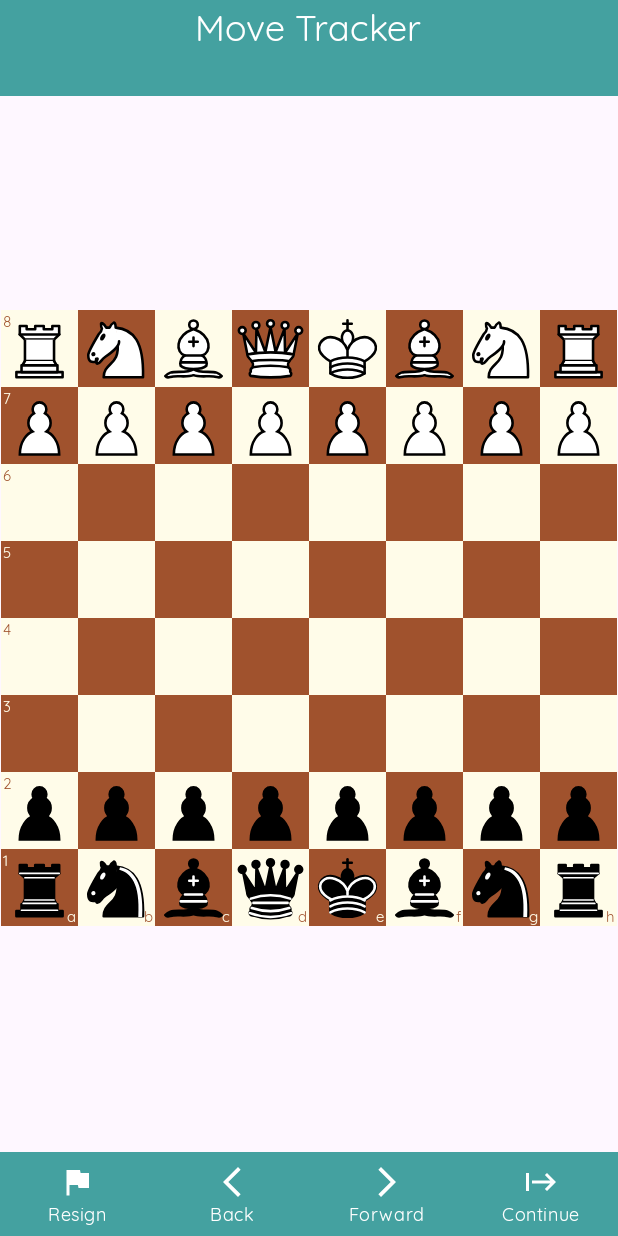
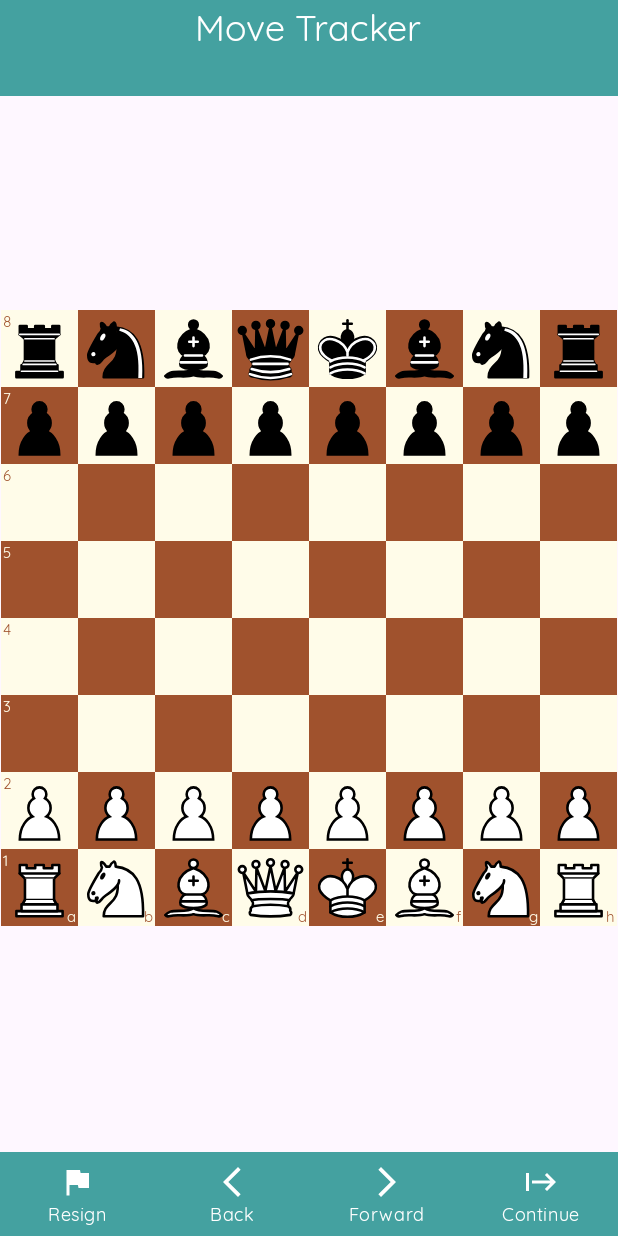
Before and after one commit to jarobeteg/ChessMate, an Android app: the BitboardActivity screen opened directly, with no data from a screen before it, after a tap on an icon or button, on a phone screen of 412 x 824 dp. Run offline under Robolectric (Android 15) with nearby library versions, the phone set to English and light mode, and no system bars.

Commit message:
bitboards have correct ui and square relation now. data is stored about the square in BitSquare. For now it's position and piece type is being stored. Position is stored in Long but there is a notation method which converts it to more readable position of the piece

```diff
--- a/app/src/main/java/com/example/chessmate/ui/activity/BitboardActivity.kt
+++ b/app/src/main/java/com/example/chessmate/ui/activity/BitboardActivity.kt
@@ -15,11 +15,13 @@ import com.example.chessmate.util.chess.bitboard.BitPiece
 import com.example.chessmate.util.chess.bitboard.Bitboard
 import com.example.chessmate.util.chess.bitboard.BitboardListener
 import com.example.chessmate.util.chess.bitboard.BitboardManager
+import com.example.chessmate.util.chess.bitboard.BitboardUIMapper
 import com.google.android.material.bottomnavigation.BottomNavigationView
 
 class BitboardActivity : AbsThemeActivity(), BitboardListener {
     private lateinit var chessboardLayout: GridLayout
     private lateinit var gameManager: BitboardManager
+    private lateinit var uiMapper: BitboardUIMapper
     private lateinit var uiSquares: Array<Array<FrameLayout>>
     private lateinit var turnNumber: TextView
     private lateinit var whiteLastMove: TextView
@@ -39,11 +41,7 @@ class BitboardActivity : AbsThemeActivity(), BitboardListener {
         gameManager = BitboardManager(this)
         chessboardLayout = findViewById(R.id.bitboard)
 
-        uiSquares = Array(8) { row ->
-            Array(8) { col ->
-                findViewById(resources.getIdentifier("bit_square_${row}${col}", "id", packageName))
-            }
-        }
+        uiMapper = BitboardUIMapper(this)
 
         turnNumber = findViewById(R.id.bitboard_turn_number)
         whiteLastMove = findViewById(R.id.bitboard_white_last_move)
@@ -66,34 +64,38 @@ class BitboardActivity : AbsThemeActivity(), BitboardListener {
         val screenSize = resources.displayMetrics.widthPixels
         squareSize = screenSize / 8
 
-        uiSquares = Array(8) {
-            Array(8) {
+        uiSquares = Array(8) { row ->
+            Array(8) { col ->
                 val squareLayout = FrameLayout(this).apply {
                     layoutParams = ViewGroup.LayoutParams(squareSize, squareSize)
                 }
                 chessboardLayout.addView(squareLayout)
+                val position = 1L shl ((7 - row) * 8 + col)
+                uiMapper.addSquare(position, squareLayout)
                 squareLayout
             }
         }
     }
 
     override fun setupInitialBoardUI(bitboard: Bitboard) {
-        for (row in 0..7) {
+        for (row in 7 downTo 0) {
             for (col in 0..7) {
-                val position = 1L shl (row * 8 + col)
+                val position = 1L shl ((7 - row) * 8 + col)
                 val piece = bitboard.getPiece(position)
-                updateSquareUI(piece, uiSquares[row][col])
-                setupSquareColors(Position(row, col), uiSquares[row][col])
-                addRowAndColumnIdentifiers(Position(row, col), uiSquares[row][col])
+                val squareLayout = uiMapper.getSquareView(position)
+                updateSquareUI(piece, squareLayout)
+                setupSquareColors(Position(row, col), squareLayout)
+                addRowAndColumnIdentifiers(Position(row, col), squareLayout)
             }
         }
     }
 
     override fun setupSquareListener(bitboard: Bitboard) {
-        for (row in 0..7) {
+        for (row in 7 downTo 0) {
             for (col in 0..7) {
-                uiSquares[row][col].setOnClickListener {
-                    val position = 1L shl (row * 8 + col)
+                val position = 1L shl ((7 - row) * 8 + col)
+                val squareLayout = uiMapper.getSquareView(position)
+                squareLayout.setOnClickListener {
                     handleSquareClick(position)
                 }
             }
@@ -189,7 +191,8 @@ class BitboardActivity : AbsThemeActivity(), BitboardListener {
 
     private fun handleSquareClick(position: Long) {
         val piece = gameManager.getBitPiece(position)
-        println("piece: $piece")
+        val squareNotation = gameManager.getSquareNotation(piece.position)
+        println("piece: $squareNotation, ${piece.piece}")
     }
 
     private fun bottomNavItemClicked(item: MenuItem): Boolean{
--- /dev/null
+++ b/app/src/main/java/com/example/chessmate/util/chess/bitboard/BitSquare.kt
@@ -0,0 +1,3 @@
+package com.example.chessmate.util.chess.bitboard
+
+data class BitSquare(val position: Long, val piece: BitPiece)
--- a/app/src/main/java/com/example/chessmate/util/chess/bitboard/BitboardManager.kt
+++ b/app/src/main/java/com/example/chessmate/util/chess/bitboard/BitboardManager.kt
@@ -22,7 +22,20 @@ class BitboardManager(private var listener: BitboardListener) {
         println("game started on bitboard")
     }
 
-    fun getBitPiece(position: Long): BitPiece {
-        return bitboard.getPiece(position)
+    fun getBitPiece(position: Long): BitSquare {
+        val piece = bitboard.getPiece(position)
+        return BitSquare(position, piece)
+    }
+
+    fun getSquareNotation(position: Long): String {
+        val fileNames = "ABCDEFGH"
+        val rankNames = "12345678"
+
+        val index = position.toULong().countTrailingZeroBits().toInt()
+
+        val file = fileNames[index % 8]
+        val rank = rankNames[index / 8]
+
+        return "$file$rank"
     }
 }
--- /dev/null
+++ b/app/src/main/java/com/example/chessmate/util/chess/bitboard/BitboardUIMapper.kt
@@ -0,0 +1,18 @@
+package com.example.chessmate.util.chess.bitboard
+
+import android.app.Activity
+import android.content.Context
+import android.widget.FrameLayout
+import com.example.chessmate.R
+
+class BitboardUIMapper (private val context: Context) {
+    private val positionToSquareMap = mutableMapOf<Long, FrameLayout>()
+
+    fun addSquare(position: Long, squareView: FrameLayout) {
+        positionToSquareMap[position] = squareView
+    }
+
+    fun getSquareView(position: Long): FrameLayout {
+        return positionToSquareMap[position] ?: throw IllegalArgumentException("Invalid position: $position")
+    }
+}
--- a/app/src/main/res/layout/activity_bitboard.xml
+++ b/app/src/main/res/layout/activity_bitboard.xml
@@ -97,323 +97,323 @@
         android:rowCount="8" >
 
         <FrameLayout
-            android:id="@+id/bit_square_00"
+            android:id="@+id/square_a1"
+            android:layout_row="7"
+            android:layout_column="0"/>
+
+        <FrameLayout
+            android:id="@+id/square_b1"
+            android:layout_row="7"
+            android:layout_column="1"/>
+
+        <FrameLayout
+            android:id="@+id/square_c1"
+            android:layout_row="7"
+            android:layout_column="2"/>
+
+        <FrameLayout
+            android:id="@+id/square_d1"
+            android:layout_row="7"
+            android:layout_column="3"/>
+
+        <FrameLayout
+            android:id="@+id/square_e1"
+            android:layout_row="7"
+            android:layout_column="4"/>
+
+        <FrameLayout
+            android:id="@+id/square_f1"
+            android:layout_row="7"
+            android:layout_column="5"/>
+
+        <FrameLayout
+            android:id="@+id/square_g1"
+            android:layout_row="7"
+            android:layout_column="6"/>
+
+        <FrameLayout
+            android:id="@+id/square_h1"
+            android:layout_row="7"
+            android:layout_column="7"/>
+
+        <FrameLayout
+            android:id="@+id/square_a2"
+            android:layout_row="6"
+            android:layout_column="0"/>
+
+        <FrameLayout
+            android:id="@+id/square_b2"
+            android:layout_row="6"
+            android:layout_column="1"/>
+
+        <FrameLayout
+            android:id="@+id/square_c2"
+            android:layout_row="6"
+            android:layout_column="2"/>
+
+        <FrameLayout
+            android:id="@+id/square_d2"
+            android:layout_row="6"
+            android:layout_column="3"/>
+
+        <FrameLayout
+            android:id="@+id/square_e2"
+            android:layout_row="6"
+            android:layout_column="4"/>
+
+        <FrameLayout
+            android:id="@+id/square_f2"
+            android:layout_row="6"
+            android:layout_column="5"/>
+
+        <FrameLayout
+            android:id="@+id/square_g2"
+            android:layout_row="6"
+            android:layout_column="6"/>
+
+        <FrameLayout
+            android:id="@+id/square_h2"
+            android:layout_row="6"
+            android:layout_column="7"/>
+
+        <FrameLayout
+            android:id="@+id/square_a3"
+            android:layout_row="5"
+            android:layout_column="0"/>
+
+        <FrameLayout
+            android:id="@+id/square_b3"
+            android:layout_row="5"
+            android:layout_column="1"/>
+
+        <FrameLayout
+            android:id="@+id/square_c3"
+            android:layout_row="5"
+            android:layout_column="2"/>
+
+        <FrameLayout
+            android:id="@+id/square_d3"
+            android:layout_row="5"
+            android:layout_column="3"/>
+
+        <FrameLayout
+            android:id="@+id/square_e3"
+            android:layout_row="5"
+            android:layout_column="4"/>
+
+        <FrameLayout
+            android:id="@+id/square_f3"
+            android:layout_row="5"
+            android:layout_column="5"/>
+
+        <FrameLayout
+            android:id="@+id/square_g3"
+            android:layout_row="5"
+            android:layout_column="6"/>
+
+        <FrameLayout
+            android:id="@+id/square_h3"
+            android:layout_row="5"
+            android:layout_column="7"/>
+
+        <FrameLayout
+            android:id="@+id/square_a4"
+            android:layout_row="4"
+            android:layout_column="0"/>
+
+        <FrameLayout
+            android:id="@+id/square_b4"
+            android:layout_row="4"
+            android:layout_column="1"/>
+
+        <FrameLayout
+            android:id="@+id/square_c4"
+            android:layout_row="4"
+            android:layout_column="2"/>
+
+        <FrameLayout
+            android:id="@+id/square_d4"
+            android:layout_row="4"
+            android:layout_column="3"/>
+
+        <FrameLayout
+            android:id="@+id/square_e4"
+            android:layout_row="4"
+            android:layout_column="4"/>
+
+        <FrameLayout
+            android:id="@+id/square_f4"
+            android:layout_row="4"
+            android:layout_column="5"/>
+
+        <FrameLayout
+            android:id="@+id/square_g4"
+            android:layout_row="4"
+            android:layout_column="6"/>
+
+        <FrameLayout
+            android:id="@+id/square_h4"
+            android:layout_row="4"
+            android:layout_column="7"/>
+
+        <FrameLayout
+            android:id="@+id/square_a5"
+            android:layout_row="3"
+            android:layout_column="0"/>
+
+        <FrameLayout
+            android:id="@+id/square_b5"
+            android:layout_row="3"
+            android:layout_column="1"/>
+
+        <FrameLayout
+            android:id="@+id/square_c5"
+            android:layout_row="3"
+            android:layout_column="2"/>
+
+        <FrameLayout
+            android:id="@+id/square_d5"
+            android:layout_row="3"
+            android:layout_column="3"/>
+
+        <FrameLayout
+            android:id="@+id/square_e5"
+            android:layout_row="3"
+            android:layout_column="4"/>
+
+        <FrameLayout
+            android:id="@+id/square_f5"
+            android:layout_row="3"
+            android:layout_column="5"/>
+
+        <FrameLayout
+            android:id="@+id/square_g5"
+            android:layout_row="3"
+            android:layout_column="6"/>
+
+        <FrameLayout
+            android:id="@+id/square_h5"
+            android:layout_row="3"
+            android:layout_column="7"/>
+
+        <FrameLayout
+            android:id="@+id/square_a6"
+            android:layout_row="2"
+            android:layout_column="0"/>
+
+        <FrameLayout
+            android:id="@+id/square_b6"
+            android:layout_row="2"
+            android:layout_column="1"/>
+
+        <FrameLayout
+            android:id="@+id/square_c6"
+            android:layout_row="2"
+            android:layout_column="2"/>
+
+        <FrameLayout
+            android:id="@+id/square_d6"
+            android:layout_row="2"
+            android:layout_column="3"/>
+
+        <FrameLayout
+            android:id="@+id/square_e6"
+            android:layout_row="2"
+            android:layout_column="4"/>
+
+        <FrameLayout
+            android:id="@+id/square_f6"
+            android:layout_row="2"
+            android:layout_column="5"/>
+
+        <FrameLayout
+            android:id="@+id/square_g6"
+            android:layout_row="2"
+            android:layout_column="6"/>
+
+        <FrameLayout
+            android:id="@+id/square_h6"
+            android:layout_row="2"
+            android:layout_column="7"/>
+
+        <FrameLayout
+            android:id="@+id/square_a7"
+            android:layout_row="1"
+            android:layout_column="0"/>
+
+        <FrameLayout
+            android:id="@+id/square_b7"
+            android:layout_row="1"
+            android:layout_column="1"/>
+
+        <FrameLayout
+            android:id="@+id/square_c7"
+            android:layout_row="1"
+            android:layout_column="2"/>
+
+        <FrameLayout
+            android:id="@+id/square_d7"
+            android:layout_row="1"
+            android:layout_column="3"/>
+
+        <FrameLayout
+            android:id="@+id/square_e7"
+            android:layout_row="1"
+            android:layout_column="4"/>
+
+        <FrameLayout
+            android:id="@+id/square_f7"
+            android:layout_row="1"
+            android:layout_column="5"/>
+
+        <FrameLayout
+            android:id="@+id/square_g7"
+            android:layout_row="1"
+            android:layout_column="6"/>
+
+        <FrameLayout
+            android:id="@+id/square_h7"
+            android:layout_row="1"
+            android:layout_column="7"/>
+
+        <FrameLayout
+            android:id="@+id/square_a8"
             android:layout_row="0"
             android:layout_column="0"/>
 
         <FrameLayout
-            android:id="@+id/bit_square_01"
+            android:id="@+id/square_b8"
             android:layout_row="0"
             android:layout_column="1"/>
 
         <FrameLayout
-            android:id="@+id/bit_square_02"
+            android:id="@+id/square_c8"
             android:layout_row="0"
             android:layout_column="2"/>
 
         <FrameLayout
-            android:id="@+id/bit_square_03"
+            android:id="@+id/square_d8"
             android:layout_row="0"
             android:layout_column="3"/>
 
         <FrameLayout
-            android:id="@+id/bit_square_04"
+            android:id="@+id/square_e8"
             android:layout_row="0"
             android:layout_column="4"/>
 
         <FrameLayout
-            android:id="@+id/bit_square_05"
+            android:id="@+id/square_f8"
             android:layout_row="0"
             android:layout_column="5"/>
 
         <FrameLayout
-            android:id="@+id/bit_square_06"
+            android:id="@+id/square_g8"
             android:layout_row="0"
             android:layout_column="6"/>
 
         <FrameLayout
-            android:id="@+id/bit_square_07"
+            android:id="@+id/square_h8"
             android:layout_row="0"
-            android:layout_column="7"/>
-
-        <FrameLayout
-            android:id="@+id/bit_square_10"
-            android:layout_row="1"
-            android:layout_column="0"/>
-
-        <FrameLayout
-            android:id="@+id/bit_square_11"
-            android:layout_row="1"
-            android:layout_column="1"/>
-
-        <FrameLayout
-            android:id="@+id/bit_square_12"
-            android:layout_row="1"
-            android:layout_column="2"/>
-
-        <FrameLayout
-            android:id="@+id/bit_square_13"
-            android:layout_row="1"
-            android:layout_column="3"/>
-
-        <FrameLayout
-            android:id="@+id/bit_square_14"
-            android:layout_row="1"
-            android:layout_column="4"/>
-
-        <FrameLayout
-            android:id="@+id/bit_square_15"
-            android:layout_row="1"
-            android:layout_column="5"/>
-
-        <FrameLayout
-            android:id="@+id/bit_square_16"
-            android:layout_row="1"
-            android:layout_column="6"/>
-
-        <FrameLayout
-            android:id="@+id/bit_square_17"
-            android:layout_row="1"
-            android:layout_column="7"/>
-
-        <FrameLayout
-            android:id="@+id/bit_square_20"
-            android:layout_row="2"
-            android:layout_column="0"/>
-
-        <FrameLayout
-            android:id="@+id/bit_square_21"
-            android:layout_row="2"
-            android:layout_column="1"/>
-
-        <FrameLayout
-            android:id="@+id/bit_square_22"
-            android:layout_row="2"
-            android:layout_column="2"/>
-
-        <FrameLayout
-            android:id="@+id/bit_square_23"
-            android:layout_row="2"
-            android:layout_column="3"/>
-
-        <FrameLayout
-            android:id="@+id/bit_square_24"
-            android:layout_row="2"
-            android:layout_column="4"/>
-
-        <FrameLayout
-            android:id="@+id/bit_square_25"
-            android:layout_row="2"
-            android:layout_column="5"/>
-
-        <FrameLayout
-            android:id="@+id/bit_square_26"
-            android:layout_row="2"
-            android:layout_column="6"/>
-
-        <FrameLayout
-            android:id="@+id/bit_square_27"
-            android:layout_row="2"
-            android:layout_column="7"/>
-
-        <FrameLayout
-            android:id="@+id/bit_square_30"
-            android:layout_row="3"
-            android:layout_column="0"/>
-
-        <FrameLayout
-            android:id="@+id/bit_square_31"
-            android:layout_row="3"
-            android:layout_column="1"/>
-
-        <FrameLayout
-            android:id="@+id/bit_square_32"
-            android:layout_row="3"
-            android:layout_column="2"/>
-
-        <FrameLayout
-            android:id="@+id/bit_square_33"
-            android:layout_row="3"
-            android:layout_column="3"/>
-
-        <FrameLayout
-            android:id="@+id/bit_square_34"
-            android:layout_row="3"
-            android:layout_column="4"/>
-
-        <FrameLayout
-            android:id="@+id/bit_square_35"
-            android:layout_row="3"
-            android:layout_column="5"/>
-
-        <FrameLayout
-            android:id="@+id/bit_square_36"
-            android:layout_row="3"
-            android:layout_column="6"/>
-
-        <FrameLayout
-            android:id="@+id/bit_square_37"
-            android:layout_row="3"
-            android:layout_column="7"/>
-
-        <FrameLayout
-            android:id="@+id/bit_square_40"
-            android:layout_row="4"
-            android:layout_column="0"/>
-
-        <FrameLayout
-            android:id="@+id/bit_square_41"
-            android:layout_row="4"
-            android:layout_column="1"/>
-
-        <FrameLayout
-            android:id="@+id/bit_square_42"
-            android:layout_row="4"
-            android:layout_column="2"/>
-
-        <FrameLayout
-            android:id="@+id/bit_square_43"
-            android:layout_row="4"
-            android:layout_column="3"/>
-
-        <FrameLayout
-            android:id="@+id/bit_square_44"
-            android:layout_row="4"
-            android:layout_column="4"/>
-
-        <FrameLayout
-            android:id="@+id/bit_square_45"
-            android:layout_row="4"
-            android:layout_column="5"/>
-
-        <FrameLayout
-            android:id="@+id/bit_square_46"
-            android:layout_row="4"
-            android:layout_column="6"/>
-
-        <FrameLayout
-            android:id="@+id/bit_square_47"
-            android:layout_row="4"
-            android:layout_column="7"/>
-
-        <FrameLayout
-            android:id="@+id/bit_square_50"
-            android:layout_row="5"
-            android:layout_column="0"/>
-
-        <FrameLayout
-            android:id="@+id/bit_square_51"
-            android:layout_row="5"
-            android:layout_column="1"/>
-
-        <FrameLayout
-            android:id="@+id/bit_square_52"
-            android:layout_row="5"
-            android:layout_column="2"/>
-
-        <FrameLayout
-            android:id="@+id/bit_square_53"
-            android:layout_row="5"
-            android:layout_column="3"/>
-
-        <FrameLayout
-            android:id="@+id/bit_square_54"
-            android:layout_row="5"
-            android:layout_column="4"/>
-
-        <FrameLayout
-            android:id="@+id/bit_square_55"
-            android:layout_row="5"
-            android:layout_column="5"/>
-
-        <FrameLayout
-            android:id="@+id/bit_square_56"
-            android:layout_row="5"
-            android:layout_column="6"/>
-
-        <FrameLayout
-            android:id="@+id/bit_square_57"
-            android:layout_row="5"
-            android:layout_column="7"/>
-
-        <FrameLayout
-            android:id="@+id/bit_square_60"
-            android:layout_row="6"
-            android:layout_column="0"/>
-
-        <FrameLayout
-            android:id="@+id/bit_square_61"
-            android:layout_row="6"
-            android:layout_column="1"/>
-
-        <FrameLayout
-            android:id="@+id/bit_square_62"
-            android:layout_row="6"
-            android:layout_column="2"/>
-
-        <FrameLayout
-            android:id="@+id/bit_square_63"
-            android:layout_row="6"
-            android:layout_column="3"/>
-
-        <FrameLayout
-            android:id="@+id/bit_square_64"
-            android:layout_row="6"
-            android:layout_column="4"/>
-
-        <FrameLayout
-            android:id="@+id/bit_square_65"
-            android:layout_row="6"
-            android:layout_column="5"/>
-
-        <FrameLayout
-            android:id="@+id/bit_square_66"
-            android:layout_row="6"
-            android:layout_column="6"/>
-
-        <FrameLayout
-            android:id="@+id/bit_square_67"
-            android:layout_row="6"
-            android:layout_column="7"/>
-
-        <FrameLayout
-            android:id="@+id/bit_square_70"
-            android:layout_row="7"
-            android:layout_column="0"/>
-
-        <FrameLayout
-            android:id="@+id/bit_square_71"
-            android:layout_row="7"
-            android:layout_column="1"/>
-
-        <FrameLayout
-            android:id="@+id/bit_square_72"
-            android:layout_row="7"
-            android:layout_column="2"/>
-
-        <FrameLayout
-            android:id="@+id/bit_square_73"
-            android:layout_row="7"
-            android:layout_column="3"/>
-
-        <FrameLayout
-            android:id="@+id/bit_square_74"
-            android:layout_row="7"
-            android:layout_column="4"/>
-
-        <FrameLayout
-            android:id="@+id/bit_square_75"
-            android:layout_row="7"
-            android:layout_column="5"/>
-
-        <FrameLayout
-            android:id="@+id/bit_square_76"
-            android:layout_row="7"
-            android:layout_column="6"/>
-
-        <FrameLayout
-            android:id="@+id/bit_square_77"
-            android:layout_row="7"
             android:layout_column="7"/>
 
     </GridLayout>
```
